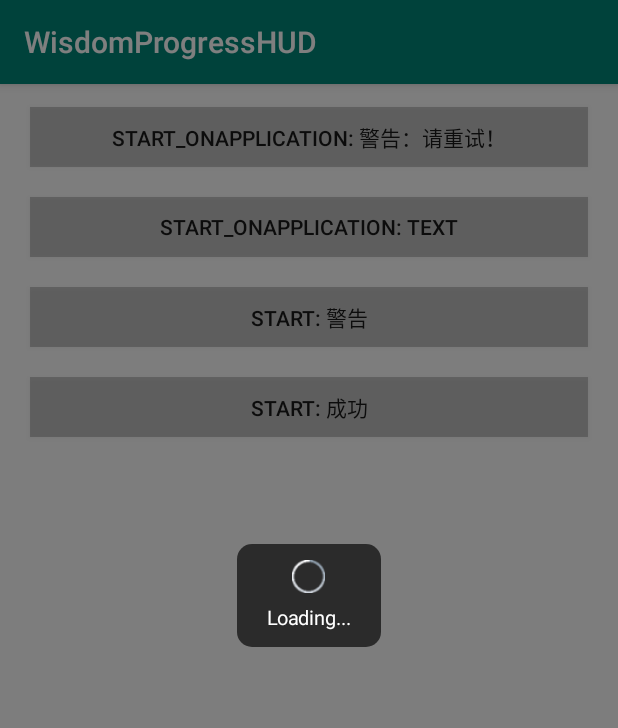
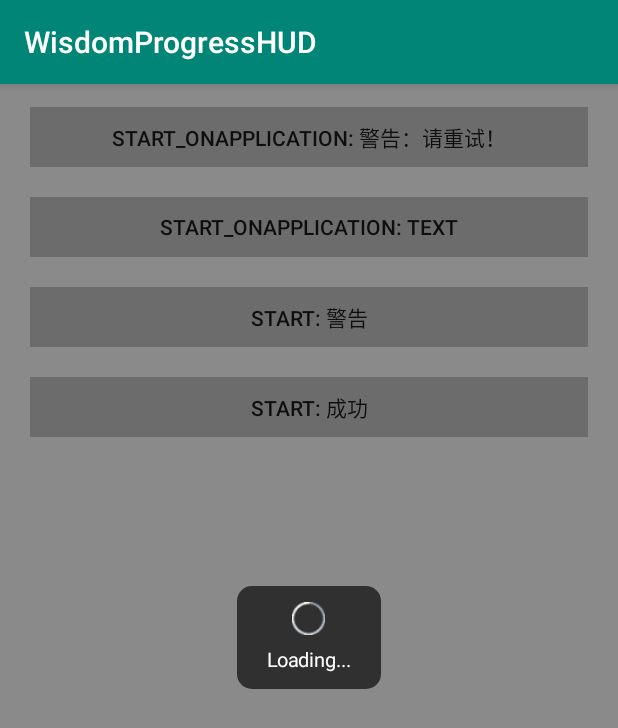
Before and after one commit to tangjianfengVS/WisdomProgressHUD, an Android app: the screen it shows after launch (MainActivity), after a tap on "START_ONAPPLICATION: 警告：请重试！", on a phone screen of 412 x 824 dp. Shown: the top 728 px of the screen. Run offline under Robolectric (Android 15) with nearby library versions, the phone set to English and light mode, and no system bars.

Commit message:
add update

```diff
--- a/app/src/main/java/com/example/jianfeng/wisdomprogresshud/MainActivity.java
+++ b/app/src/main/java/com/example/jianfeng/wisdomprogresshud/MainActivity.java
@@ -44,7 +44,8 @@ public class MainActivity extends AppCompatActivity {
         one_button.setOnClickListener(new View.OnClickListener() {
             @Override
             public void onClick(View v) {
-                WisdomProgressHUD.start_onApplication(WisdomHUDStatus.Loading, context,"Loading...");
+                //WisdomProgressHUD.start_onApplication(WisdomHUDStatus.Loading, context,"Loading...");
+                WisdomProgressHUD.start(WisdomHUDStatus.Loading, context, rootLayout,"Loading...");
 
                 TimerTask task = new TimerTask() {
                     @Override
--- a/app/src/main/res/layout/activity_main.xml
+++ b/app/src/main/res/layout/activity_main.xml
@@ -12,10 +12,12 @@
         android:layout_height="match_parent"
         android:orientation="vertical">
 
+
         <Button
             android:id="@+id/activity_main_one_button"
             android:layout_width="match_parent"
             android:layout_height="40dp"
+            android:stateListAnimator="@null"
             android:text="start_onApplication: 警告：请重试！"
             android:background="@color/cardview_shadow_start_color"
 
@@ -29,6 +31,7 @@
             android:layout_width="match_parent"
             android:layout_height="40dp"
             android:text="start_onApplication: Text"
+            android:stateListAnimator="@null"
             android:background="@color/cardview_shadow_start_color"
 
             android:layout_marginTop="20dp"
@@ -42,6 +45,7 @@
             android:layout_width="match_parent"
             android:layout_height="40dp"
             android:text="start: 警告"
+            android:stateListAnimator="@null"
             android:background="@color/cardview_shadow_start_color"
 
             android:layout_below="@+id/activity_main_two_button"
@@ -55,6 +59,7 @@
             android:layout_width="match_parent"
             android:layout_height="40dp"
             android:text="start: 成功"
+            android:stateListAnimator="@null"
             android:background="@color/cardview_shadow_start_color"
 
             android:layout_below="@+id/activity_main_three_button"
--- a/wisdomprogresshud/src/main/java/com/example/jianfeng/wisdomprogresshud/WisdomHintView.java
+++ b/wisdomprogresshud/src/main/java/com/example/jianfeng/wisdomprogresshud/WisdomHUDHintView.java
@@ -8,6 +8,7 @@ import android.graphics.Rect;
 import android.graphics.Typeface;
 import android.util.TypedValue;
 import android.view.Gravity;
+import android.view.View;
 import android.view.animation.Animation;
 import android.view.animation.AnimationUtils;
 import android.view.animation.LinearInterpolator;
@@ -19,11 +20,11 @@ import static com.example.jianfeng.wisdomprogresshud.WisdomProgressHUD.CurrentHU
 import static com.example.jianfeng.wisdomprogresshud.WisdomProgressHUD.CurrentHUDTextSize;
 
 
-class WisdomHintView extends RelativeLayout {
+class WisdomHUDHintView extends RelativeLayout {
 
     private WisdomScreenUtils screenUtils = new WisdomScreenUtils();
 
-    private RelativeLayout mContainerLayout;
+    private RelativeLayout mCoverLayout;
 
     private WisdomHUDRoundView mHudRoundView;
 
@@ -52,8 +53,14 @@ class WisdomHintView extends RelativeLayout {
     private final int HUDMaxWidth = (int) screenUtils.getScreenWidthDp(getContext())/3*2+20; // 最大宽度
 
 
-    public WisdomHintView(Context context) {
+    public WisdomHUDHintView(Context context) {
         super(context);
+
+        setClickable(true);
+
+        setFocusable(true);
+
+        setOnClickListener(null);
 
         setupUI();
     }
@@ -85,10 +92,10 @@ class WisdomHintView extends RelativeLayout {
         mImageView.setImageResource(R.mipmap.wisdom_succee);
         //mImageView.setBackgroundColor(Color.GREEN);
 
-        mContainerLayout = new RelativeLayout(getContext());
-        mContainerLayout.setBackgroundColor(0x80000000);
+        mCoverLayout = new RelativeLayout(getContext());
+        mCoverLayout.setBackgroundColor(Color.parseColor("#73000000"));
         RelativeLayout.LayoutParams containerParams = new LayoutParams(LayoutParams.MATCH_PARENT, LayoutParams.MATCH_PARENT);
-        addView(mContainerLayout, containerParams);
+        addView(mCoverLayout, containerParams);
 
         mHudRoundView = new WisdomHUDRoundView(getContext());
         RelativeLayout.LayoutParams hudRoundParams = new LayoutParams(LayoutParams.MATCH_PARENT, LayoutParams.MATCH_PARENT);
--- a/wisdomprogresshud/src/main/java/com/example/jianfeng/wisdomprogresshud/WisdomHUDManager.java
+++ b/wisdomprogresshud/src/main/java/com/example/jianfeng/wisdomprogresshud/WisdomHUDManager.java
@@ -25,7 +25,7 @@ public class WisdomHUDManager {
 
     private WisdomProgressHUD.WisdomHUDFinishHandler finishHandler;
 
-    private WisdomHintView hintView;
+    private WisdomHUDHintView hintView;
 
     private ViewGroup containerView;
 
@@ -95,7 +95,7 @@ public class WisdomHUDManager {
         this.containerView = containerView;
 
         if (hintView == null) {
-            hintView = new WisdomHintView(context);
+            hintView = new WisdomHUDHintView(context);
 
             if (this.containerView != null) {
                 RelativeLayout.LayoutParams layoutParams = new RelativeLayout.LayoutParams(RelativeLayout.LayoutParams.MATCH_PARENT, RelativeLayout.LayoutParams.MATCH_PARENT);
```
